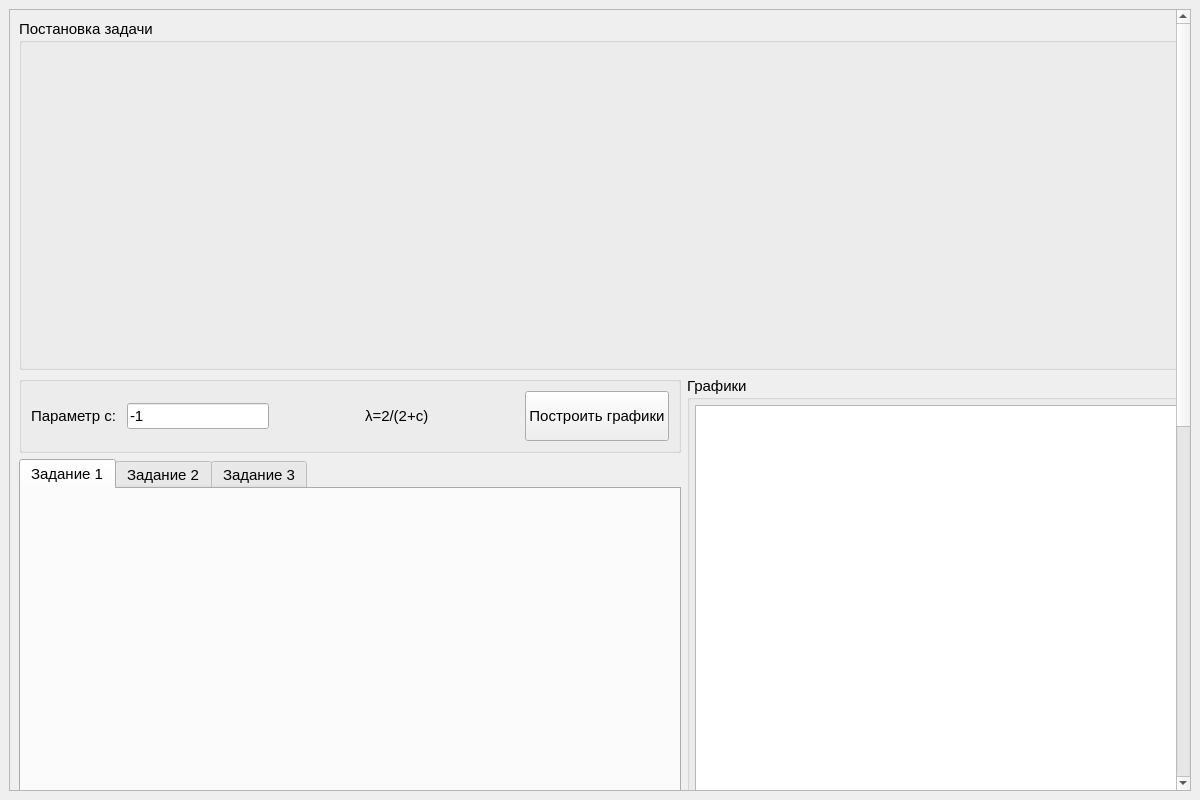
Old version of the form TVFDELAB1/mainwindow.ui in the repository Termtre/Terver.
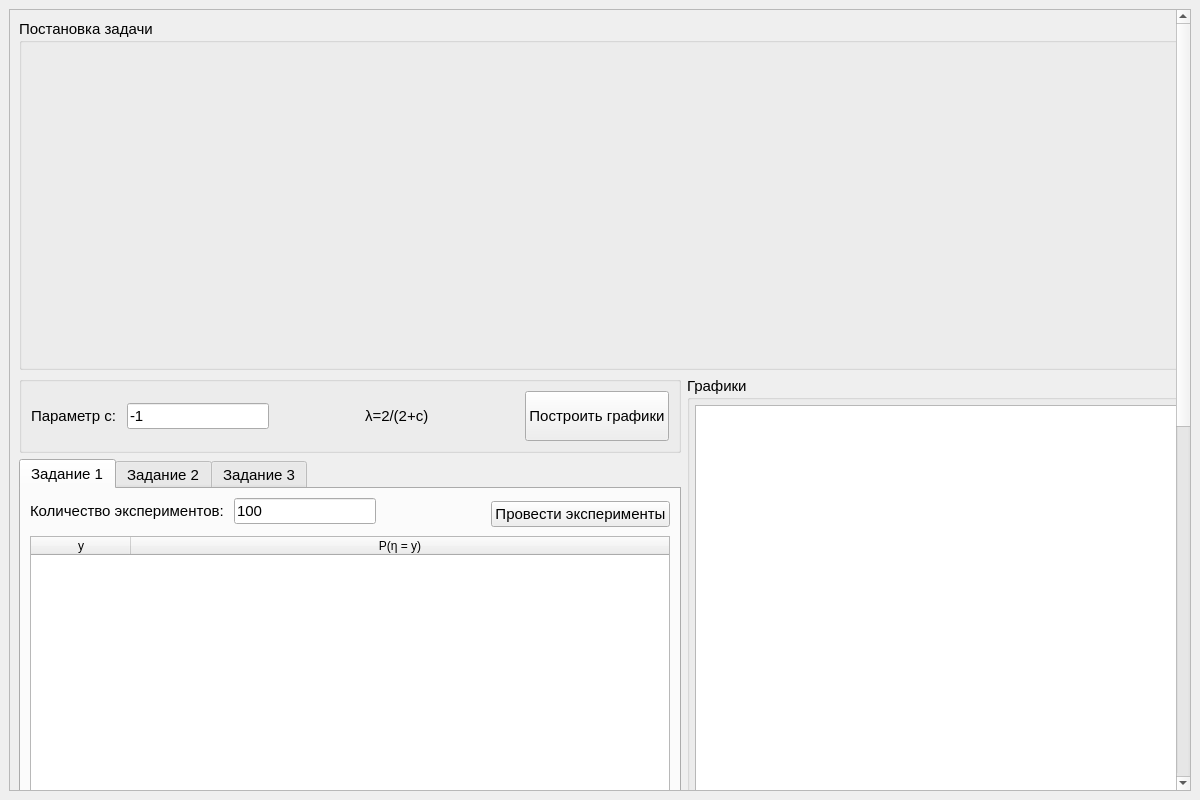
New version of the form. Icons and pictures are not drawn. Custom widgets are drawn as their Qt base class.

Patch:
```diff
--- a/TVFDELAB1/mainwindow.ui
+++ b/TVFDELAB1/mainwindow.ui
@@ -53,7 +53,7 @@
        <property name="geometry">
         <rect>
          <x>0</x>
-         <y>0</y>
+         <y>-387</y>
          <width>1348</width>
          <height>1460</height>
         </rect>
@@ -267,6 +267,83 @@
            <attribute name="title">
             <string>Задание 1</string>
            </attribute>
+           <layout class="QGridLayout" name="gridLayout_4">
+            <item row="0" column="2">
+             <spacer name="horizontalSpacer_3">
+              <property name="orientation">
+               <enum>Qt::Horizontal</enum>
+              </property>
+              <property name="sizeHint" stdset="0">
+               <size>
+                <width>40</width>
+                <height>20</height>
+               </size>
+              </property>
+             </spacer>
+            </item>
+            <item row="0" column="1">
+             <widget class="QLineEdit" name="lineEdit">
+              <property name="sizePolicy">
+               <sizepolicy hsizetype="Minimum" vsizetype="Fixed">
+                <horstretch>0</horstretch>
+                <verstretch>0</verstretch>
+               </sizepolicy>
+              </property>
+              <property name="text">
+               <string>100</string>
+              </property>
+             </widget>
+            </item>
+            <item row="0" column="0">
+             <widget class="QLabel" name="label_6">
+              <property name="sizePolicy">
+               <sizepolicy hsizetype="Minimum" vsizetype="Minimum">
+                <horstretch>0</horstretch>
+                <verstretch>0</verstretch>
+               </sizepolicy>
+              </property>
+              <property name="text">
+               <string>Количество экспериментов: </string>
+              </property>
+             </widget>
+            </item>
+            <item row="0" column="3" rowspan="2">
+             <widget class="QPushButton" name="start1">
+              <property name="text">
+               <string>Провести эксперименты</string>
+              </property>
+             </widget>
+            </item>
+            <item row="2" column="0" colspan="4">
+             <widget class="QTableWidget" name="tableWidget">
+              <attribute name="horizontalHeaderShowSortIndicator" stdset="0">
+               <bool>false</bool>
+              </attribute>
+              <attribute name="horizontalHeaderStretchLastSection">
+               <bool>true</bool>
+              </attribute>
+              <attribute name="verticalHeaderVisible">
+               <bool>true</bool>
+              </attribute>
+              <attribute name="verticalHeaderCascadingSectionResizes">
+               <bool>false</bool>
+              </attribute>
+              <attribute name="verticalHeaderDefaultSectionSize">
+               <number>30</number>
+              </attribute>
+              <column>
+               <property name="text">
+                <string>y</string>
+               </property>
+              </column>
+              <column>
+               <property name="text">
+                <string>P(η = y)</string>
+               </property>
+              </column>
+             </widget>
+            </item>
+           </layout>
           </widget>
           <widget class="QWidget" name="tab_2">
            <attribute name="title">
@@ -345,7 +422,7 @@
            <item row="0" column="0" rowspan="2">
             <widget class="QLabel" name="label">
              <property name="sizePolicy">
-              <sizepolicy hsizetype="Expanding" vsizetype="Expanding">
+              <sizepolicy hsizetype="Fixed" vsizetype="Fixed">
                <horstretch>0</horstretch>
                <verstretch>0</verstretch>
               </sizepolicy>
```
Left out of the diff: 4 changed lines with no effect on the pictures.
